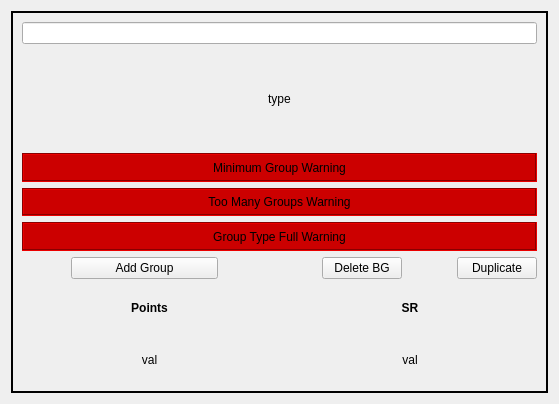
This is QFleet/Fleetbuilder/qflw_battlegroup.ui in RexOdonata/QFleet as Qt 5 draws it before an edit. The edited form follows.
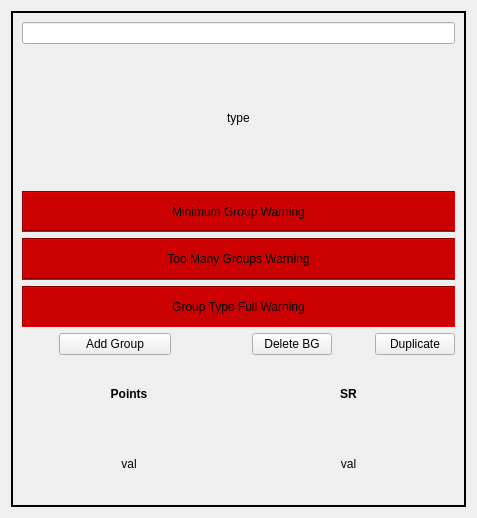
This is the edited form.

Patch:
```diff
--- a/QFleet/Fleetbuilder/qflw_battlegroup.ui
+++ b/QFleet/Fleetbuilder/qflw_battlegroup.ui
@@ -6,8 +6,8 @@
    <rect>
     <x>0</x>
     <y>0</y>
-    <width>559</width>
-    <height>404</height>
+    <width>477</width>
+    <height>518</height>
    </rect>
   </property>
   <property name="acceptDrops">
```
